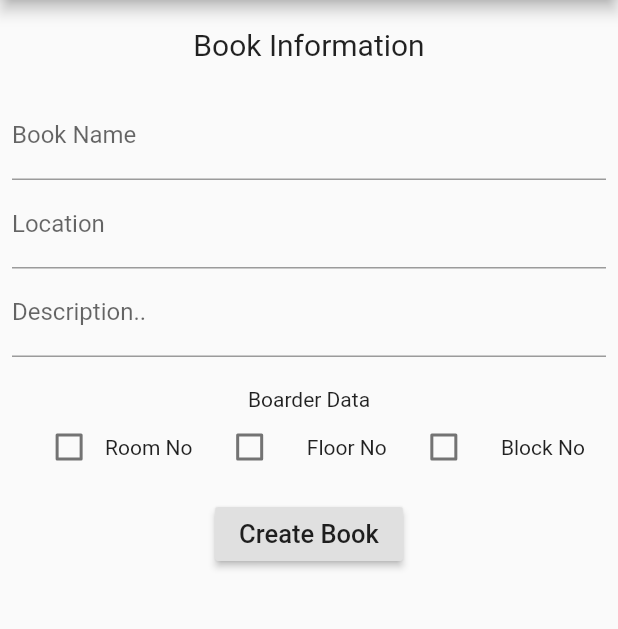
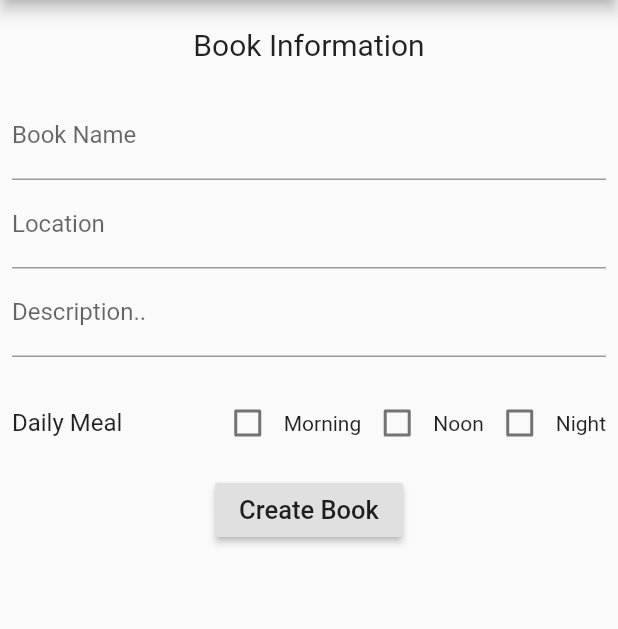
Before and after one commit to swarupahmed/mealbook, a Flutter app: the CreateManager screen opened directly, on a phone screen of 412 x 824 dp, the part 84-713 px from its top. Run offline on Flutter 3.47's test engine with Material 2 defaults, Android fonts, the phone set to English and light mode, and no system bars; our stand-ins replace cloud_firestore, firebase_auth; accounts and stored records are empty.

Commit message:
mealroutine crate later

```diff
--- a/lib/connections/streams.dart
+++ b/lib/connections/streams.dart
@@ -30,7 +30,7 @@ Stream<Book> bookStream(bookId) {
       .map((document) => Book.fromSnap(document));
 }
 
-Stream<List<Member>> membersStream(String bookId) {
+Stream<List<Member>> memberStream(String bookId) {
   return Firestore.instance
       .collection('Books')
       .document(bookId)
@@ -43,7 +43,9 @@ Stream<List<Member>> membersStream(String bookId) {
 
 Stream<List<JoinRequest>> joinRequestStream(String bookId) {
   return Firestore.instance
-      .collection('Books').document(bookId).collection('Join_Requests')
+      .collection('Books')
+      .document(bookId)
+      .collection('Join_Requests')
       .where('request_status',isEqualTo: 'pending')
       .snapshots()
       .map((qsnap) => qsnap.documents
--- a/lib/main.dart
+++ b/lib/main.dart
@@ -4,7 +4,7 @@ import 'package:mealbook/auth/auth.dart';
 import 'package:mealbook/auth/login_page.dart';
 import 'package:mealbook/connections/streams.dart';
 import 'package:mealbook/pages/home_page.dart';
-import 'package:mealbook/providers/book_provider.dart';
+import 'package:mealbook/providers/common_provider.dart';
 import 'package:provider/provider.dart';
 
 void main()=> runApp(MyApp());
@@ -21,7 +21,8 @@ class _MyAppState extends State<MyApp> {
       providers: [
         StreamProvider<FirebaseUser>.value(value: FirebaseAuth.instance.onAuthStateChanged,),
         ChangeNotifierProvider(create:(_)=> AuthService(),),
-        ChangeNotifierProvider(create:(_)=> BookProvider(),)
+
+        Provider(create: (_)=>CommonFunc(),)
     ],
     child: MaterialApp(
       title: 'Meal Book',
--- a/lib/models/book_model.dart
+++ b/lib/models/book_model.dart
@@ -6,7 +6,7 @@ class Book {
   String bookId;
   String createdAt;
   String description;
-  JoiningRequirements joiningRequirements;
+  MealRoutine mealRoutine;
 
   Book(
       {this.name,
@@ -14,19 +14,15 @@ class Book {
       this.description,
       this.location,
       this.createdAt,
-      this.joiningRequirements});
+      this.mealRoutine});
 
   Book.fromSnap(DocumentSnapshot document) {
-    Map<String, dynamic> data=document.data;
+    Map<String, dynamic> data = document.data;
     name = data['name'].toString();
     bookId = data['bookId'].toString();
     description = data['description'].toString();
     location = data['location'].toString();
     createdAt = data['createdAt'].toString();
-    joiningRequirements = JoiningRequirements(
-        data["joining_requirements"]["roomNo"]??'',
-        data["joining_requirements"]["floorNo"]??'',
-        data["joining_requirements"]["blockNo"])??'';
   }
 
   Map<String, dynamic> toJson() {
@@ -37,11 +33,32 @@ class Book {
   }
 }
 
+class MealRoutine {
+  bool morning;
+  bool noon;
+  bool night;
+
+  MealRoutine({this.morning, this.noon, this.night});
+
+  MealRoutine.fromJson(Map<String, dynamic> data) {
+    morning = data['morning'];
+    noon = data['noon'];
+    night = data['night'];
+  }
+
+  Map<String, dynamic> toJson() {
+    final Map<String, dynamic> data = new Map<String, dynamic>();
+    data['morning']=this.morning;
+    data['noon']=this.noon;
+    data['night']=this.night;
+    return data;
+  }
+}
+
 class JoiningRequirements {
   bool roomNoCheck;
   bool floorNoCheck;
   bool blockNoCheck;
 
   JoiningRequirements(this.floorNoCheck, this.roomNoCheck, this.blockNoCheck);
-
 }
--- /dev/null
+++ b/lib/models/meal_model.dart
@@ -0,0 +1,21 @@
+class DailyMealRoutine {
+  bool morning;
+  bool noon;
+  bool night;
+
+  DailyMealRoutine({this.morning, this.noon, this.night});
+
+  DailyMealRoutine.fromJson(Map<String, dynamic> data) {
+    morning = data['morning'];
+    noon = data['noon'];
+    night = data['night'];
+  }
+
+  Map<String, dynamic> toJson() {
+    final Map<String, dynamic> data = new Map<String, dynamic>();
+    data['morning']=this.morning;
+    data['noon']=this.noon;
+    data['night']=this.night;
+    return data;
+  }
+}
--- a/lib/models/member_model.dart
+++ b/lib/models/member_model.dart
@@ -1,49 +1,43 @@
 import 'package:cloud_firestore/cloud_firestore.dart';
 
 class Member {
-  String memberId;
+  String id;
   String name;
-  Timestamp joinedDate;
-  MemberData memberData;
+  Timestamp joinDate;
 
-  Member(this.memberId, this.name, this.joinedDate, this.memberData);
 
-  Member.fromSnap(DocumentSnapshot document){
+  Member({this.id,this.name, this.joinDate});
+
+  Member.fromSnap(DocumentSnapshot document) {
     Map<String, dynamic> data=document.data;
-    memberId=document.documentID;
-    name=data['name'];
-    joinedDate=data['joined_date'];
-    memberData=MemberData(
-        roomNo: data['member_data']['room_no'],
-        floorNo: data['member_data']['floor_no'],
-        blockNo: data['member_data']['block_no']);
+    id=document.documentID;
+    name = data['name'].toString();
+    joinDate = data['joined_date'];
+
   }
-  }
+}
+
 
 class JoinRequest {
   String id;
   String name;
   Timestamp requestDate;
-  MemberData memberData;
 
-  JoinRequest({this.id,this.name, this.requestDate, this.memberData});
+  JoinRequest({this.id,this.name, this.requestDate});
 
   JoinRequest.fromSnap(DocumentSnapshot document) {
     Map<String, dynamic> data=document.data;
     id=document.documentID;
     name = data['name'].toString();
-    requestDate = data['request_data'];
-    memberData = MemberData(
-        roomNo: data['member_data']['room_no']??'',
-        floorNo: data['member_data']['floor_no']??'',
-        blockNo: data['member_data']['block_no']??'');
+    requestDate = data['request_date'];
+
   }
 }
 
-class MemberData {
-  String roomNo;
-  String floorNo;
-  String blockNo;
+// class MemberData {
+//   String roomNo;
+//   String floorNo;
+//   String blockNo;
 
-  MemberData({this.roomNo, this.floorNo, this.blockNo});
-}
+//   MemberData({this.roomNo, this.floorNo, this.blockNo});
+// }
--- a/lib/pages/admin/tabs/members_tab.dart
+++ b/lib/pages/admin/tabs/members_tab.dart
@@ -3,11 +3,12 @@ import 'package:flutter/material.dart';
 import 'package:mealbook/models/member_model.dart';
 
 import 'package:mealbook/models/user_model.dart';
+
 import 'package:provider/provider.dart';
-
+import 'members_list.dart';
 
 class AdminMemberTab extends StatefulWidget {
-  const AdminMemberTab({Key key}) : super(key: key);
+  AdminMemberTab({Key key}) : super(key: key);
   @override
   _AdminMemberTabState createState() => _AdminMemberTabState();
 }
@@ -16,6 +17,7 @@ class _AdminMemberTabState extends State<AdminMemberTab> {
   @override
   Widget build(BuildContext context) {
     var joinRequests = Provider.of<List<JoinRequest>>(context);
+    var userData = Provider.of<UserData>(context) ?? null;
 
     return Column(
       children: <Widget>[
@@ -23,8 +25,9 @@ class _AdminMemberTabState extends State<AdminMemberTab> {
             ? RequestNotifications(
                 requests: joinRequests,
               )
-            : null,
+            : Container(),
         Text('Members List'),
+       MembersList(bookId: userData.activeBook.bookId)
       ],
     );
   }
@@ -58,14 +61,7 @@ class _RequestNotificationsState extends State<RequestNotifications> {
                     .setData({
                   'member_id': request.id,
                   'name': request.name,
-                  'member_Data': {
-                    if (request.memberData.roomNo != null)
-                      'room_no': request.memberData.roomNo,
-                    if (request.memberData.roomNo != null)
-                      'floor_no': request.memberData.floorNo,
-                    if (request.memberData.roomNo != null)
-                      'block_no': request.memberData.blockNo,
-                  },
+
                   'joined_date': FieldValue.serverTimestamp()
                 });
                 _bookRef
@@ -83,15 +79,8 @@ class _RequestNotificationsState extends State<RequestNotifications> {
                     .updateData({'request_status': 'deleted'});
               }
 
-              String roomData = request.memberData.roomNo != null
-                  ? 'room:${request.memberData.roomNo}'
-                  : '';
-              String floorData = request.memberData.floorNo != null
-                  ? 'room:${request.memberData.roomNo}'
-                  : '';
-              String blockData = request.memberData.blockNo != null
-                  ? 'room:${request.memberData.roomNo}'
-                  : '';
+
+
               return Card(
                 child: Row(
                   mainAxisAlignment: MainAxisAlignment.spaceBetween,
@@ -102,8 +91,7 @@ class _RequestNotificationsState extends State<RequestNotifications> {
                           request.name,
                           style: TextStyle(fontSize: 18),
                         ),
-                        Text(roomData + floorData + blockData,
-                            style: TextStyle(fontSize: 14)),
+
                       ],
                     ),
                     Row(
--- a/lib/pages/user/book_joining_page.dart
+++ b/lib/pages/user/book_joining_page.dart
@@ -14,12 +14,11 @@ class BookJoiningPage extends StatefulWidget {
 
 class _BookJoinPageState extends State<BookJoiningPage> {
   final _formKey = GlobalKey<FormState>();
-  String _memberName, _floorNo, _roomNo, _blockNo, _message;
+  String _memberName, _message;
   @override
   Widget build(BuildContext context) {
     DocumentReference _bookRef =
         Firestore.instance.collection('Books').document(widget.book.bookId);
-    print(widget.book.joiningRequirements.blockNoCheck);
     return Scaffold(
       appBar: AppBar(
         title: Text(widget.title),
@@ -45,33 +44,33 @@ class _BookJoinPageState extends State<BookJoiningPage> {
                       validator: (value) =>
                           value.isEmpty ? "Enter your Name" : null,
                     ),
-                    if (widget.book.joiningRequirements.roomNoCheck)
-                      TextFormField(
-                        onSaved: (value) => _roomNo = value,
-                        keyboardType: TextInputType.number,
-                        textInputAction: TextInputAction.next,
-                        decoration: InputDecoration(labelText: "Room No"),
-                        validator: (value) =>
-                            value.isEmpty ? "Room No is required" : null,
-                      ),
-                    if (widget.book.joiningRequirements.floorNoCheck)
-                      TextFormField(
-                        onSaved: (value) => _floorNo = value,
-                        keyboardType: TextInputType.number,
-                        textInputAction: TextInputAction.next,
-                        decoration: InputDecoration(labelText: "Floor no"),
-                        validator: (value) =>
-                            value.isEmpty ? "Floor No is required" : null,
-                      ),
-                    if (widget.book.joiningRequirements.blockNoCheck)
-                      TextFormField(
-                        onSaved: (value) => _blockNo = value,
-                        keyboardType: TextInputType.number,
-                        textInputAction: TextInputAction.next,
-                        decoration: InputDecoration(labelText: "Block No"),
-                        validator: (value) =>
-                            value.isEmpty ? "Block No is required" : null,
-                      ),
+                    // if (widget.book.joiningRequirements.roomNoCheck)
+                    //   TextFormField(
+                    //     onSaved: (value) => _roomNo = value,
+                    //     keyboardType: TextInputType.number,
+                    //     textInputAction: TextInputAction.next,
+                    //     decoration: InputDecoration(labelText: "Room No"),
+                    //     validator: (value) =>
+                    //         value.isEmpty ? "Room No is required" : null,
+                    //   ),
+                    // if (widget.book.joiningRequirements.floorNoCheck)
+                    //   TextFormField(
+                    //     onSaved: (value) => _floorNo = value,
+                    //     keyboardType: TextInputType.number,
+                    //     textInputAction: TextInputAction.next,
+                    //     decoration: InputDecoration(labelText: "Floor no"),
+                    //     validator: (value) =>
+                    //         value.isEmpty ? "Floor No is required" : null,
+                    //   ),
+                    // if (widget.book.joiningRequirements.blockNoCheck)
+                    //   TextFormField(
+                    //     onSaved: (value) => _blockNo = value,
+                    //     keyboardType: TextInputType.number,
+                    //     textInputAction: TextInputAction.next,
+                    //     decoration: InputDecoration(labelText: "Block No"),
+                    //     validator: (value) =>
+                    //         value.isEmpty ? "Block No is required" : null,
+                    //   ),
                     TextFormField(
                       onSaved: (value) => _message = value,
                       keyboardType: TextInputType.multiline,
@@ -81,12 +80,7 @@ class _BookJoinPageState extends State<BookJoiningPage> {
                       validator: (value) =>
                           value.isEmpty ? "A message for admin" : null,
                     ),
-                    SizedBox(
-                      height: 20,
-                    ),
-                    SizedBox(
-                      height: 10,
-                    ),
+                    SizedBox(height: 20),
                     Row(
                       mainAxisAlignment: MainAxisAlignment.center,
                       children: <Widget>[
@@ -103,14 +97,9 @@ class _BookJoinPageState extends State<BookJoiningPage> {
                             if (_form.validate()) {
                               Map<String, dynamic> data = {
                                 "name": _memberName,
-                                "member_data": {
-                                  if (_roomNo != null) "room_no": _roomNo,
-                                  if (_floorNo != null) "floor_no": _floorNo,
-                                  if (_blockNo != null) "block_no": _blockNo
-                                },
-                                if (_roomNo != null)"joining_message": _message,
+                                "joining_message": _message,
                                 "request_date": DateTime.now(),
-                                "request_status":"pending"
+                                "request_status": "pending"
                               };
                               joinRequest() {
                                 _bookRef.collection('Join_Requests').add(data);
--- a/lib/pages/user/create_admin_page.dart
+++ b/lib/pages/user/create_admin_page.dart
@@ -4,9 +4,8 @@ import 'package:cloud_firestore/cloud_firestore.dart';
 import 'package:mealbook/models/book_model.dart';
 import 'package:mealbook/pages/admin/admin_page.dart';
 import 'package:mealbook/pages/widgets/dialogs.dart';
+import 'package:mealbook/pages/widgets/meal_check_box.dart';
 import 'package:provider/provider.dart';
-
-
 
 class CreateManager extends StatelessWidget {
   @override
@@ -31,9 +30,8 @@ class _ManagerFormState extends State<ManagerForm> {
   final _formKey = GlobalKey<FormState>();
   String _name, _location, _description;
 
-  bool roomNoCheck = false;
-  bool floorNoCheck = false;
-  bool blockNoCheck = false;
+
+  MealRoutine _mealRoutine=MealRoutine(morning:false,noon:false,night:false);
 
   @override
   Widget build(BuildContext context) {
@@ -72,33 +70,28 @@ class _ManagerFormState extends State<ManagerForm> {
             SizedBox(
               height: 20,
             ),
-            Column(
+            Row(
+              mainAxisAlignment: MainAxisAlignment.spaceBetween,
               children: <Widget>[
-                Text("Boarder Data"),
-                Row(
-                  mainAxisAlignment: MainAxisAlignment.spaceEvenly,
-                  children: <Widget>[
-                    Row(
-                      children: <Widget>[
-                        Checkbox(
-                            value: roomNoCheck,
-                            onChanged: (bool value) =>
-                                setState(() => roomNoCheck = value)),
-                        Text("Room No"),
-                      ],
-                    ),
-                    Checkbox(
-                        value: floorNoCheck,
-                        onChanged: (bool value) =>
-                            setState(() => floorNoCheck = value)),
-                    Text("Floor No"),
-                    Checkbox(
-                        value: blockNoCheck,
-                        onChanged: (bool value) =>
-                            setState(() => blockNoCheck = value)),
-                    Text("Block No"),
-                  ],
-                )
+                Text('Daily Meal', style: TextStyle(fontSize: 16)),
+                MealCheckBox(
+                  mealRoutine: _mealRoutine,
+                  onChangedMorning: (val) {
+                    setState(() {
+                      _mealRoutine.morning = val;
+                    });
+                  },
+                  onChangedNoon: (val) {
+                    setState(() {
+                      _mealRoutine.noon = val;
+                    });
+                  },
+                  onChangedNight: (val) {
+                    setState(() {
+                      _mealRoutine.night = val;
+                    });
+                  },
+                ),
               ],
             ),
             SizedBox(
@@ -113,11 +106,15 @@ class _ManagerFormState extends State<ManagerForm> {
                     style: TextStyle(fontSize: 17),
                   ),
                   onPressed: () async {
+
+
                     // save the fields..
                     final form = _formKey.currentState;
                     form.save();
 
                     if (form.validate()) {
+
+
                       List<String> _indexer(List text) {
                         List<String> list = [];
                         for (int i = 0; i < text.length; i++) {
@@ -134,26 +131,23 @@ class _ManagerFormState extends State<ManagerForm> {
                       List<String> indexedNameList = _indexer(splitNameList);
                       List<String> indexedLocationList =
                           _indexer(splitLocationList);
-
                       //create a system in database
-                      DocumentReference bookRef=ref.collection('Books').document();
-                      DocumentReference userRef=ref.collection('User').document(user.uid);
+                      DocumentReference bookRef =
+                          ref.collection('Books').document();
+                      DocumentReference userRef =
+                          ref.collection('User').document(user.uid);
                       String _id = bookRef.documentID;
                       setPanel() async {
                         await bookRef.setData(
                           {
+                            'bookId': _id,
                             'name': _name,
                             "location": _location,
                             "description": _description,
-                            'bookId': _id,
+                            "meal_routine": _mealRoutine.toJson(),
                             'indexes': indexedNameList,
                             "indexedLocation": indexedLocationList,
                             "createdAt": DateTime.now(),
-                            "joining_requirements": {
-                              "roomNo": roomNoCheck,
-                              "floorNo": floorNoCheck,
-                              "blockNo": blockNoCheck
-                            }
                           },
                         );
                         await bookRef
@@ -166,13 +160,13 @@ class _ManagerFormState extends State<ManagerForm> {
                         await userRef
                             .collection('User_Books')
                             .document()
-                            .setData({'name': _name, 'bookId': _id, 'admin':true});
+                            .setData(
+                                {'name': _name, 'bookId': _id, 'admin': true});
                         await userRef.updateData({
-                          "active_book":{
-                            'book_id':_id,
-                            'admin_status':true,
+                          "active_book": {
+                            'book_id': _id,
+                            'admin_status': true,
                           },
-
                         });
                       }
 
@@ -184,10 +178,8 @@ class _ManagerFormState extends State<ManagerForm> {
                                 ErrorDialogue(error.toString()),
                             context: context);
                       }
-                      Navigator.pushReplacement(
-                          context,
-                          MaterialPageRoute(
-                              builder: (context) =>AdminPage() ));
+                      Navigator.pushReplacement(context,
+                          MaterialPageRoute(builder: (context) => AdminPage()));
                     }
                   },
                 ),
@@ -197,7 +189,6 @@ class _ManagerFormState extends State<ManagerForm> {
         ));
   }
 }
-
 
 class BookProfilePage extends StatelessWidget {
   final Book book;
--- /dev/null
+++ b/lib/pages/widgets/meal_check_box.dart
@@ -0,0 +1,48 @@
+import 'package:flutter/material.dart';
+import 'package:mealbook/models/book_model.dart';
+
+class MealCheckBox extends StatefulWidget {
+  final MealRoutine mealRoutine;
+  final void Function(bool) onChangedMorning;
+  final void Function(bool) onChangedNoon;
+  final void Function(bool) onChangedNight;
+
+  const MealCheckBox({Key key, this.mealRoutine, this.onChangedMorning, this.onChangedNoon, this.onChangedNight}) : super(key: key);
+
+  @override
+  _MealCheckBoxState createState() => _MealCheckBoxState();
+}
+
+class _MealCheckBoxState extends State<MealCheckBox> {
+  @override
+  Widget build(BuildContext context) {
+    return Container(
+      child: Row(
+        children: <Widget>[
+
+          Row(
+            children: <Widget>[
+              Checkbox(value: widget.mealRoutine.morning, onChanged: widget.onChangedMorning),
+              Text('Morning'),
+            ],
+          ),
+
+          Row(
+            children: <Widget>[
+              Checkbox(value: widget.mealRoutine.noon, onChanged:widget.onChangedNoon),
+              Text('Noon'),
+            ],
+          ),
+
+          Row(
+            children: <Widget>[
+              Checkbox(value: widget.mealRoutine.night, onChanged: widget.onChangedNight),
+              Text('Night'),
+            ],
+          ),
+
+        ],
+      ),
+    );
+  }
+}
--- a/lib/providers/book_provider.dart
+++ /dev/null
@@ -1,9 +0,0 @@
-import 'package:flutter/cupertino.dart';
-import 'package:mealbook/models/book_model.dart';
-
-class BookProvider extends ChangeNotifier {
-  List<Book> _foundBookList;
-
-  List<Book> get foundBookList=>_foundBookList;
-
-}
--- /dev/null
+++ b/lib/providers/common_provider.dart
@@ -0,0 +1,10 @@
+import 'package:flutter/material.dart';
+
+class CommonFunc{
+  get pushPage=>_pushPage;
+    void _pushPage(BuildContext context, Widget page) {
+    Navigator.of(context).push(
+      MaterialPageRoute<void>(builder: (_) => page),
+    );
+  }
+}
```
Also changed, not shown: lib/pages/admin/member_details_page.dart (added, +131 -0 lines), lib/pages/admin/tabs/members_list.dart (+31 -9 lines), lib/pages/admin/tabs/profile_tab.dart (+20 -2 lines), lib/pages/home_page.dart (+18 -68 lines), lib/pages/member/member_page.dart (added, +15 -0 lines), lib/pages/user_home_page.dart (added, +70 -0 lines), lib/providers/admin_provider.dart (deleted).
